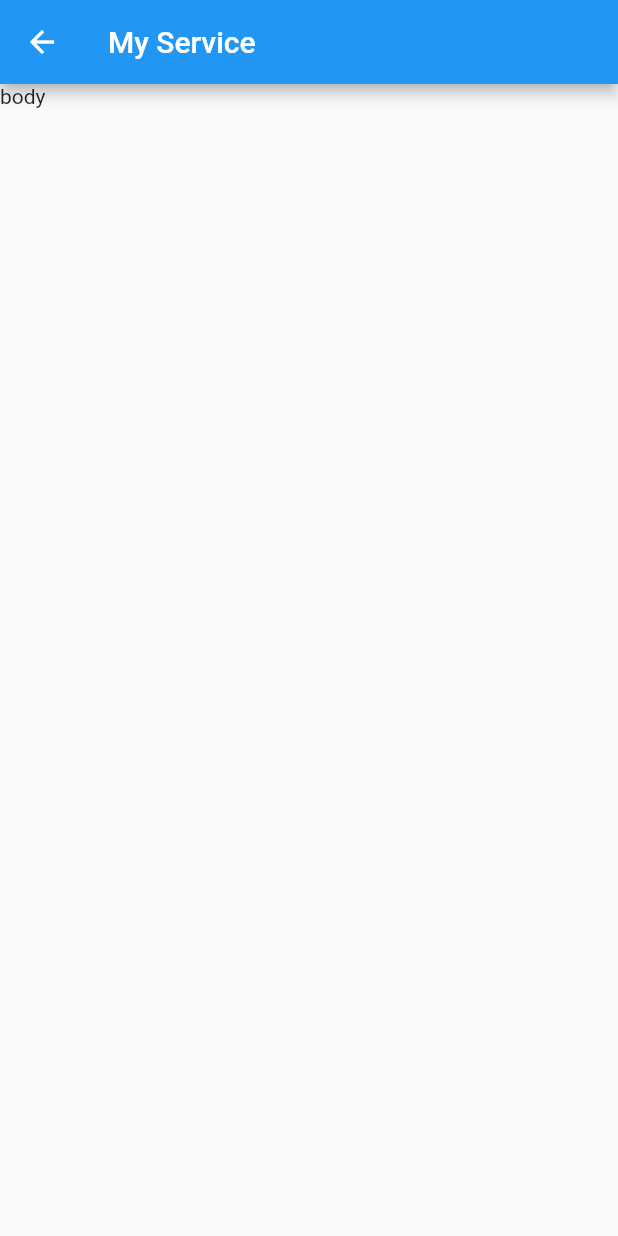
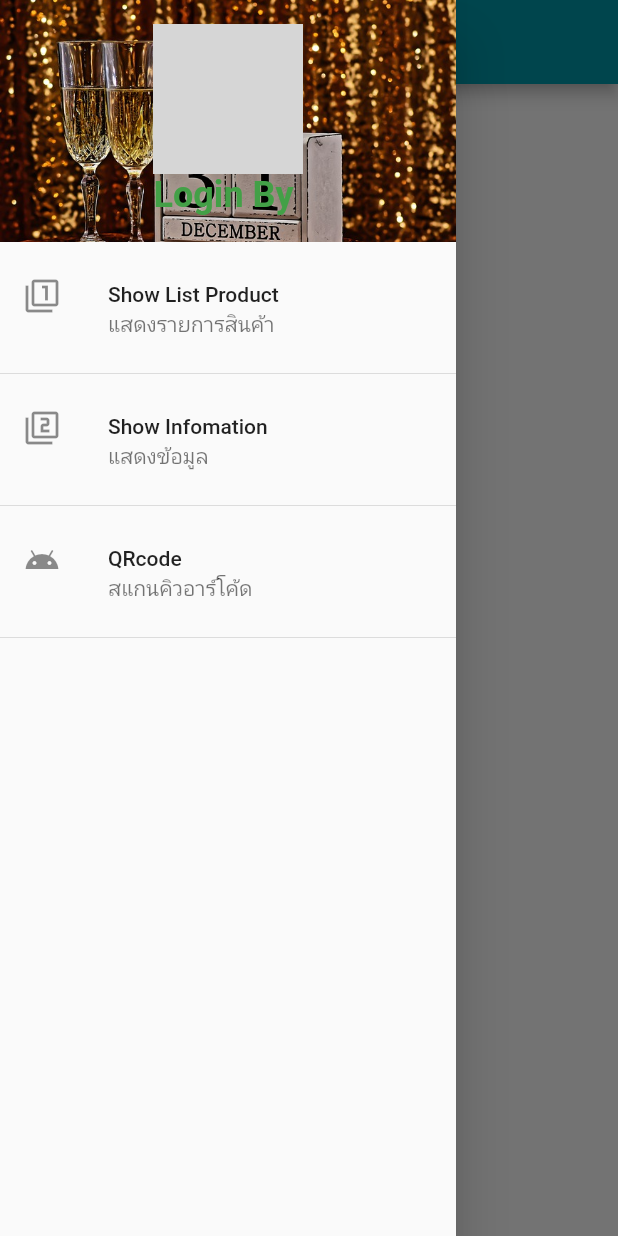
Before and after one commit to piyaporn557/KeTOT, a Flutter app: the MyService screen opened directly, with the side drawer open (before the commit the screen has no drawer), on a phone screen of 412 x 824 dp. Run offline on Flutter 3.47's test engine with Material 2 defaults, Android fonts, the phone set to English and light mode, and no system bars; our stand-ins replace dio, image_picker; accounts and stored records are empty; network calls fail; grey boxes are pictures that could not be loaded.

Commit message:
Navigater OK

```diff
--- a/lib/scaffold/my_service.dart
+++ b/lib/scaffold/my_service.dart
@@ -1,19 +1,128 @@
 import 'package:flutter/material.dart';
-
+import 'package:ketot/models/user_model.dart';
+import 'package:ketot/utility/my_style.dart';
+import 'package:ketot/widget/show_infomation.dart';
+import 'package:ketot/widget/show_listproduct.dart';
 
 class MyService extends StatefulWidget {
+  final UserModel userModel;
+  MyService({Key key, this.userModel}) : super(key: key);
+
   @override
   _MyServiceState createState() => _MyServiceState();
 }
 
 class _MyServiceState extends State<MyService> {
+  // Field
+  UserModel myUserModel;
+  Widget currentwidget = ShowListProduct();
+
+  // Method
+  @override
+  void initState() {
+    super.initState();
+    myUserModel = widget.userModel;
+    print('NameLogin = ${myUserModel.name}');
+  }
+
+  Widget menuShowList() {
+    return ListTile(
+      onTap: () {
+        setState(() {
+          currentwidget = ShowListProduct();
+        });
+        Navigator.of(context).pop();
+      },
+      leading: Icon(Icons.filter_1),
+      title: Text('Show List Product'),
+      subtitle: Text('แสดงรายการสินค้า'),
+    );
+  }
+
+  Widget menuShowInfo() {
+    return ListTile(onTap: (){
+      setState(() {
+        currentwidget = ShowImfomation();
+      });
+      Navigator.of(context).pop();
+    },
+      leading: Icon(Icons.filter_2),
+      title: Text('Show Infomation'),
+      subtitle: Text('แสดงข้อมูล'),
+    );
+  }
+
+  Widget menuQRcode() {
+    return ListTile(
+      leading: Icon(Icons.android),
+      title: Text('QRcode'),
+      subtitle: Text('สแกนคิวอาร์โค้ด'),
+    );
+  }
+
+  Widget showNameLogin() {
+    return Text(
+      'Login By ${myUserModel.name}',
+      style: MyStyle().h2Style,
+    );
+  }
+
+  Widget showAvatar() {
+    return Container(
+      width: 100.0,
+      height: 100.0,
+      child: ClipOval(
+        child: Image.network(
+          myUserModel.avatar,
+          fit: BoxFit.cover,
+        ),
+      ),
+    );
+  }
+
+  ///ส่วนหัวของ Drawer
+  Widget showHeadDrawer() {
+    return DrawerHeader(
+      decoration: BoxDecoration(
+        image: DecorationImage(
+          image: AssetImage('images/new-years.jpg'),
+          fit: BoxFit.cover,
+        ),
+      ),
+      child: Column(
+        children: <Widget>[
+          showAvatar(),
+          showNameLogin(),
+        ],
+      ),
+    );
+  }
+
+  Widget showDrawer() {
+    return Drawer(
+      child: ListView(
+        children: <Widget>[
+          showHeadDrawer(),
+          menuShowList(),
+          Divider(),
+          menuShowInfo(),
+          Divider(),
+          menuQRcode(),
+          Divider(),
+        ],
+      ),
+    );
+  }
+
   @override
   Widget build(BuildContext context) {
     return Scaffold(
+      drawer: showDrawer(),
       appBar: AppBar(
+        backgroundColor: MyStyle().mainColor,
         title: Text('My Service'),
       ),
-      body: Text('body'),
+      body: currentwidget,
     );
   }
 }
--- /dev/null
+++ b/lib/widget/show_listproduct.dart
@@ -0,0 +1,16 @@
+import 'package:flutter/material.dart';
+
+
+class ShowListProduct extends StatefulWidget {
+  @override
+  _ShowListProductState createState() => _ShowListProductState();
+}
+
+class _ShowListProductState extends State<ShowListProduct> {
+  @override
+  Widget build(BuildContext context) {
+    return Container(
+      child: Text('This is ShowListProduct'),
+    );
+  }
+}
--- a/pubspec.yaml
+++ b/pubspec.yaml
@@ -46,6 +46,7 @@ flutter:
   assets:
    - images/logo.png
    - images/avatar.png
+   - images/new-years.jpg
   #  - images/a_dot_ham.jpeg
 
   # An image asset can refer to one or more resolution-specific "variants", see
```
Also changed, not shown: lib/scaffold/authen.dart (+25 -8 lines), lib/widget/show_infomation.dart (added, +16 -0 lines), images/new-years.jpg (added).
